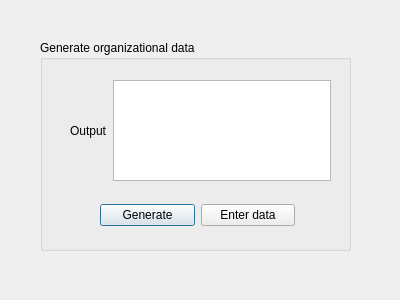
Above: Organizational_data/thirdwindow.ui from ProjectTeamfitkb/Project_Work before the change. Below: the same form after it.
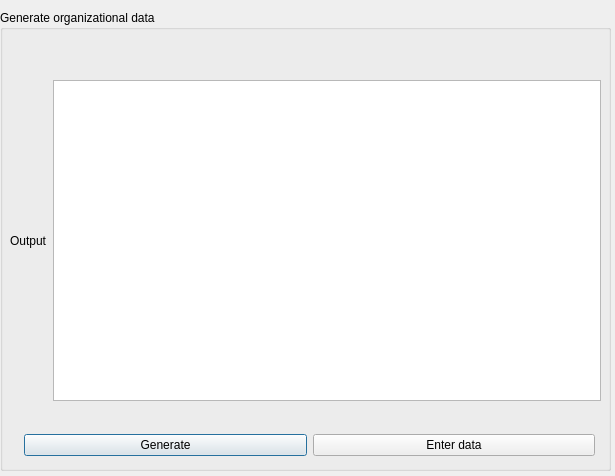
That is the form after the change.

```diff
--- a/Organizational_data/thirdwindow.ui
+++ b/Organizational_data/thirdwindow.ui
@@ -6,8 +6,8 @@
    <rect>
     <x>0</x>
     <y>0</y>
-    <width>400</width>
-    <height>300</height>
+    <width>615</width>
+    <height>476</height>
    </rect>
   </property>
   <property name="windowTitle">
@@ -16,21 +16,21 @@
   <widget class="QGroupBox" name="groupBox">
    <property name="geometry">
     <rect>
-     <x>40</x>
-     <y>40</y>
-     <width>311</width>
-     <height>211</height>
+     <x>0</x>
+     <y>10</y>
+     <width>611</width>
+     <height>461</height>
     </rect>
    </property>
    <property name="title">
     <string>Generate organizational data</string>
    </property>
-   <widget class="QWidget" name="">
+   <widget class="QWidget" name="layoutWidget">
     <property name="geometry">
      <rect>
-      <x>60</x>
-      <y>160</y>
-      <width>195</width>
+      <x>24</x>
+      <y>420</y>
+      <width>571</width>
       <height>30</height>
      </rect>
     </property>
@@ -51,13 +51,13 @@
      </item>
     </layout>
    </widget>
-   <widget class="QWidget" name="">
+   <widget class="QWidget" name="layoutWidget">
     <property name="geometry">
      <rect>
-      <x>30</x>
-      <y>40</y>
-      <width>261</width>
-      <height>101</height>
+      <x>10</x>
+      <y>70</y>
+      <width>591</width>
+      <height>321</height>
      </rect>
     </property>
     <layout class="QHBoxLayout" name="horizontalLayout_2">
@@ -69,7 +69,15 @@
       </widget>
      </item>
      <item>
-      <widget class="QTextEdit" name="textEdit"/>
+      <widget class="QTextEdit" name="textEdit">
+       <property name="html">
+        <string>&lt;!DOCTYPE HTML PUBLIC &quot;-//W3C//DTD HTML 4.0//EN&quot; &quot;http://www.w3.org/TR/REC-html40/strict.dtd&quot;&gt;
+&lt;html&gt;&lt;head&gt;&lt;meta name=&quot;qrichtext&quot; content=&quot;1&quot; /&gt;&lt;style type=&quot;text/css&quot;&gt;
+p, li { white-space: pre-wrap; }
+&lt;/style&gt;&lt;/head&gt;&lt;body style=&quot; font-family:'MS Shell Dlg 2'; font-size:8.25pt; font-weight:400; font-style:normal;&quot;&gt;
+&lt;p style=&quot;-qt-paragraph-type:empty; margin-top:0px; margin-bottom:0px; margin-left:0px; margin-right:0px; -qt-block-indent:0; text-indent:0px;&quot;&gt;&lt;br /&gt;&lt;/p&gt;&lt;/body&gt;&lt;/html&gt;</string>
+       </property>
+      </widget>
      </item>
     </layout>
    </widget>
```
